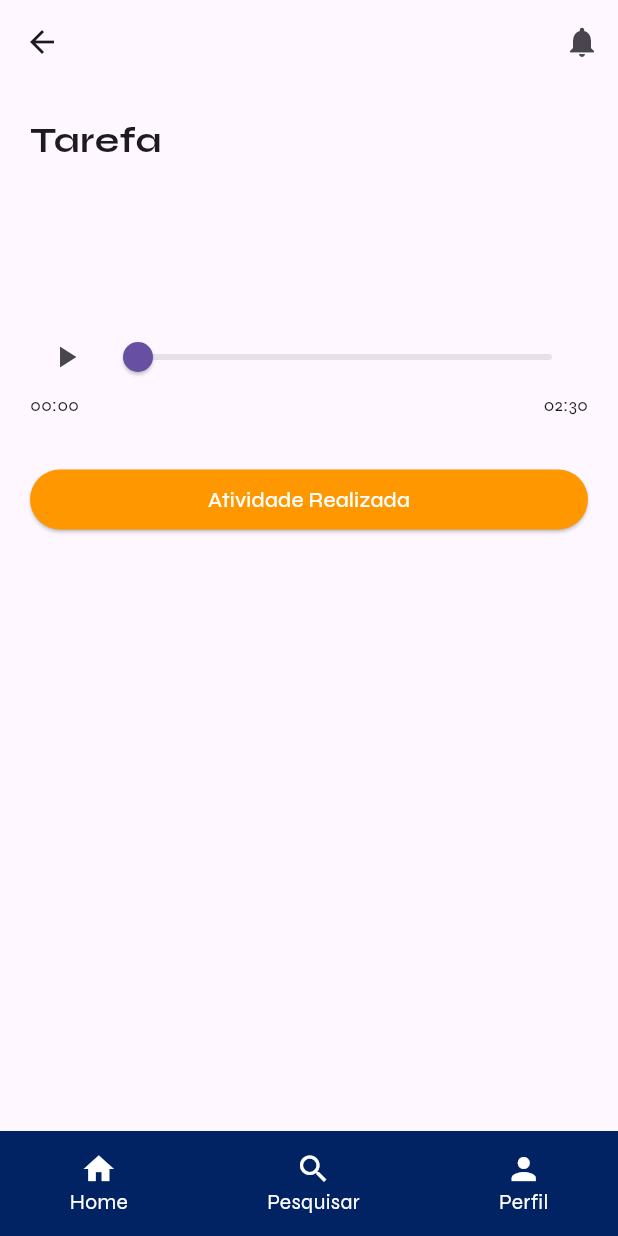
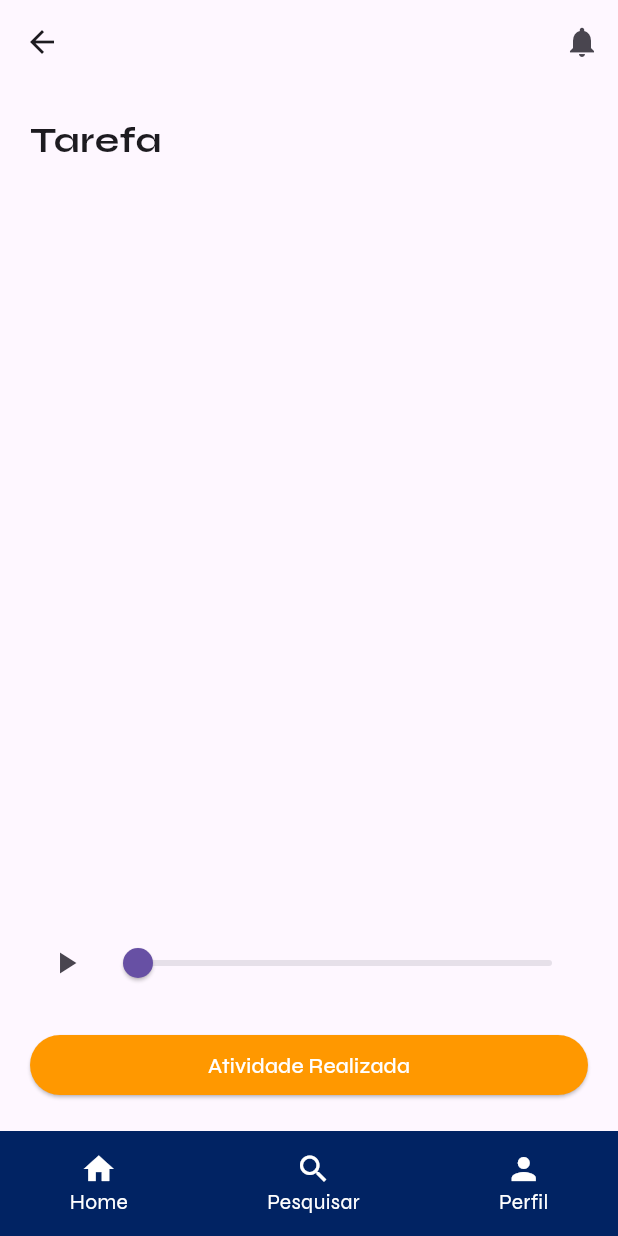
Before and after one commit to daniel-vezos/Ser-familia, a Flutter app: the PageTasks screen opened directly with empty values, on a phone screen of 412 x 824 dp. Run offline on Flutter 3.47's test engine with Material 3 defaults, Android fonts, the phone set to English and light mode, and no system bars; our stand-ins replace cloud_firestore, confetti, firebase_auth, firebase_core, flutter_tts, google_fonts and 2 more; accounts and stored records are empty.

Commit message:
Fixed audio

```diff
--- a/lib/pages/page_tasks.dart
+++ b/lib/pages/page_tasks.dart
@@ -167,6 +167,16 @@ class _PageTasksState extends State<PageTasks> {
                   const TextStyle(fontSize: 18, fontWeight: FontWeight.normal),
             ),
             const SizedBox(height: 20),
+          ],
+        ),
+      ),
+      bottomNavigationBar: Column(
+        mainAxisSize: MainAxisSize.min,
+        children: [
+          Padding(
+            padding: const EdgeInsets.symmetric(horizontal: 20.0),
+            child: Column(
+              children: [
                 Row(
                   children: [
                     IconButton(
@@ -174,9 +184,11 @@ class _PageTasksState extends State<PageTasks> {
                           ? const Icon(Icons.pause)
                           : const Icon(Icons.play_arrow),
                       onPressed: () {
-                    setState(() {
-                      _isPlaying = !_isPlaying;
-                    });
+                        if (_isPlaying) {
+                          _pause();
+                        } else {
+                          _speak(widget.challenge);
+                        }
                       },
                     ),
                     Expanded(
@@ -185,56 +197,51 @@ class _PageTasksState extends State<PageTasks> {
                         min: 0.0,
                         max: _maxSliderValue,
                         onChanged: (value) {
+                          if (_isPlaying) {
                             setState(() {
                               _currentSliderValue = value;
+                              _lastPausedPosition = value * _textLength;
                             });
+                          }
                         },
                       ),
                     ),
                   ],
                 ),
-            const Row(
-              mainAxisAlignment: MainAxisAlignment.spaceBetween,
-              children: [
-                Text(
-                  '00:00', // Tempo atual
-                  style: TextStyle(fontSize: 12),
-                ),
-                Text(
-                  '02:30', // Duração total (fixa para exemplo)
-                  style: TextStyle(fontSize: 12),
-                ),
-              ],
-            ),
                 const SizedBox(height: 20),
-            const SizedBox(height: 10), // Espaço entre os botões
                 Row(
                   children: [
                     Expanded(
                       child: ElevatedButton(
                         onPressed: () {
-                      // Ação ao clicar no botão abaixo de "Atividade realizada"
+                          _stop();
                           Navigator.push(
                             context,
-                        MaterialPageRoute(builder: (context) => CongratsPage(nameUser: widget.nameUser)), // Substitua CongratsPage pelo nome correto da sua página
+                            MaterialPageRoute(
+                                builder: (context) => CongratsPage(nameUser: widget.nameUser,)),
                           );
                         },
                         style: ElevatedButton.styleFrom(
-                      backgroundColor: Colors.orange, // Cor de fundo laranja
+                          backgroundColor:
+                              Colors.orange, // Cor de fundo laranja
                         ),
                         child: const Text(
                           'Atividade Realizada',
-                      style: TextStyle(color: Colors.white), // Cor do texto branco
+                          style: TextStyle(
+                            color: Colors.white, // Cor do texto branco
+                          ),
                         ),
                       ),
                     ),
                   ],
                 ),
-            const SizedBox(height: 20), // Adiciona espaço na parte inferior
               ],
             ),
           ),
-      bottomNavigationBar: SubMenuDefaultWidget(nameUser: widget.nameUser),
+          const SizedBox(height: 20),
+          SubMenuDefaultWidget(nameUser: widget.nameUser), // Adicionado o SubMenuDefaultWidget
+        ],
+      ),
     );
   }
 }
```
Also changed, not shown: 1 other file. Lines whose indentation alone changed are shown as unchanged.
